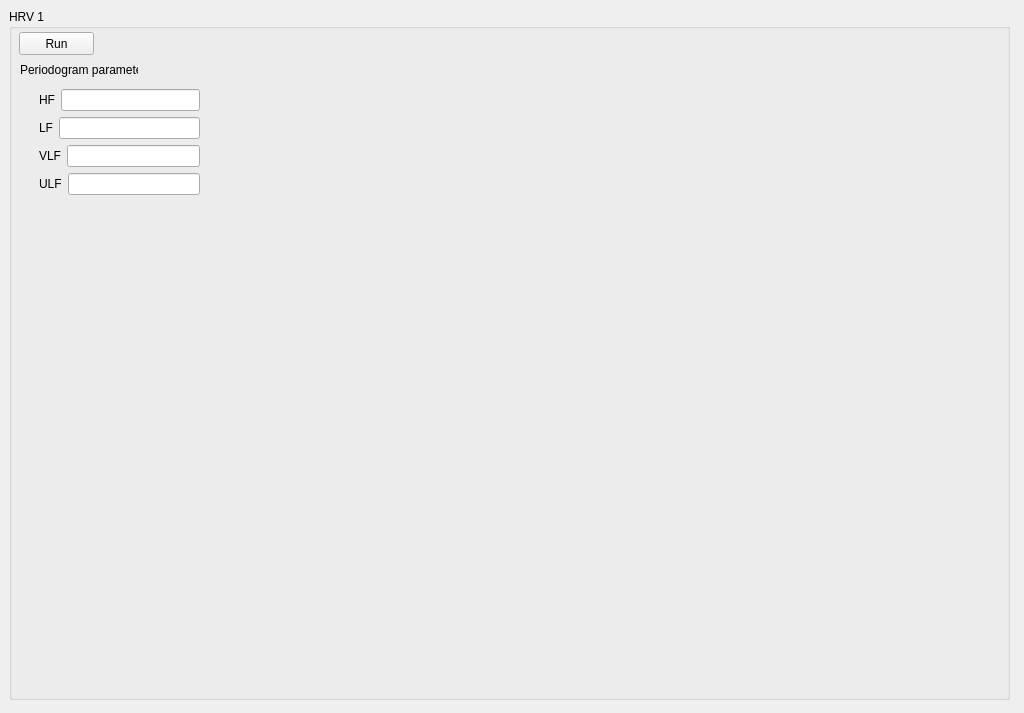
Old version of the form EcgApplicationCore/View/hrv1_gui.ui in the repository KuleszIB/EcgAppCore.
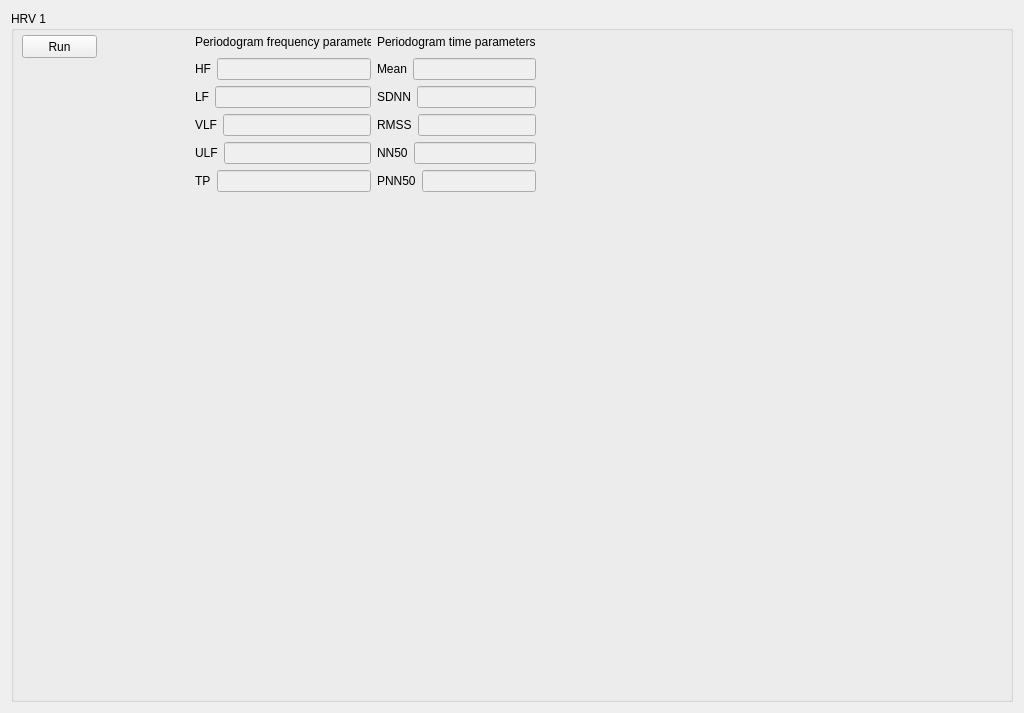
New version of the form.

Diff of the .ui file:
```diff
--- a/EcgApplicationCore/View/hrv1_gui.ui
+++ b/EcgApplicationCore/View/hrv1_gui.ui
@@ -13,23 +13,17 @@
   <property name="windowTitle">
    <string>Form</string>
   </property>
+  <layout class="QGridLayout" name="gridLayout">
+   <item row="0" column="0">
   <widget class="QGroupBox" name="groupBox_HRV1">
-   <property name="geometry">
-    <rect>
-     <x>9</x>
-     <y>9</y>
-     <width>1001</width>
-     <height>691</height>
-    </rect>
-   </property>
    <property name="title">
     <string>HRV 1</string>
    </property>
    <widget class="QPushButton" name="button">
     <property name="geometry">
      <rect>
-      <x>10</x>
-      <y>23</y>
+        <x>11</x>
+        <y>24</y>
       <width>75</width>
       <height>23</height>
      </rect>
@@ -41,23 +35,32 @@
    <widget class="QWidget" name="hrv1Plot" native="true">
     <property name="geometry">
      <rect>
-      <x>10</x>
-      <y>200</y>
-      <width>971</width>
-      <height>301</height>
+        <x>20</x>
+        <y>230</y>
+        <width>691</width>
+        <height>181</height>
      </rect>
     </property>
    </widget>
-   <widget class="QWidget" name="layoutWidget">
+     <widget class="QWidget" name="">
     <property name="geometry">
      <rect>
-      <x>30</x>
-      <y>80</y>
-      <width>161</width>
-      <height>108</height>
-     </rect>
-    </property>
+        <x>184</x>
+        <y>20</y>
+        <width>341</width>
+        <height>161</height>
+       </rect>
+      </property>
+      <layout class="QHBoxLayout" name="horizontalLayout">
+       <item>
     <layout class="QVBoxLayout" name="verticalLayout">
+         <item>
+          <widget class="QLabel" name="label">
+           <property name="text">
+            <string>Periodogram frequency parameters</string>
+           </property>
+          </widget>
+         </item>
      <item>
       <layout class="QHBoxLayout" name="horizontalLayout_2">
        <item>
@@ -68,7 +71,11 @@
         </widget>
        </item>
        <item>
-        <widget class="QLineEdit" name="lineEditHF"/>
+            <widget class="QLineEdit" name="lineEditHF">
+             <property name="enabled">
+              <bool>false</bool>
+             </property>
+            </widget>
        </item>
       </layout>
      </item>
@@ -82,7 +89,11 @@
         </widget>
        </item>
        <item>
-        <widget class="QLineEdit" name="lineEditLF"/>
+            <widget class="QLineEdit" name="lineEditLF">
+             <property name="enabled">
+              <bool>false</bool>
+             </property>
+            </widget>
        </item>
       </layout>
      </item>
@@ -96,7 +107,11 @@
         </widget>
        </item>
        <item>
-        <widget class="QLineEdit" name="lineEditVLF"/>
+            <widget class="QLineEdit" name="lineEditVLF">
+             <property name="enabled">
+              <bool>false</bool>
+             </property>
+            </widget>
        </item>
       </layout>
      </item>
@@ -110,26 +125,166 @@
         </widget>
        </item>
        <item>
-        <widget class="QLineEdit" name="lineEditULF"/>
+            <widget class="QLineEdit" name="lineEditULF">
+             <property name="enabled">
+              <bool>false</bool>
+             </property>
+            </widget>
        </item>
       </layout>
      </item>
-    </layout>
-   </widget>
-   <widget class="QLabel" name="label">
-    <property name="geometry">
-     <rect>
-      <x>11</x>
-      <y>53</y>
-      <width>118</width>
-      <height>16</height>
-     </rect>
-    </property>
+         <item>
+          <layout class="QHBoxLayout" name="horizontalLayout_6">
+           <item>
+            <widget class="QLabel" name="labelTP">
+             <property name="text">
+              <string>TP</string>
+             </property>
+            </widget>
+           </item>
+           <item>
+            <widget class="QLineEdit" name="lineEditTP">
+             <property name="enabled">
+              <bool>false</bool>
+             </property>
+            </widget>
+           </item>
+          </layout>
+         </item>
+        </layout>
+       </item>
+       <item>
+        <spacer name="horizontalSpacer">
+         <property name="orientation">
+          <enum>Qt::Horizontal</enum>
+         </property>
+         <property name="sizeHint" stdset="0">
+          <size>
+           <width>60</width>
+           <height>20</height>
+          </size>
+         </property>
+        </spacer>
+       </item>
+       <item>
+        <spacer name="horizontalSpacer_2">
+         <property name="orientation">
+          <enum>Qt::Horizontal</enum>
+         </property>
+         <property name="sizeHint" stdset="0">
+          <size>
+           <width>40</width>
+           <height>20</height>
+          </size>
+         </property>
+        </spacer>
+       </item>
+       <item>
+        <layout class="QVBoxLayout" name="verticalLayout_2">
+         <item>
+          <widget class="QLabel" name="label_2">
+           <property name="text">
+            <string>Periodogram time parameters</string>
+           </property>
+          </widget>
+         </item>
+         <item>
+          <layout class="QHBoxLayout" name="horizontalLayout_7">
+           <item>
+            <widget class="QLabel" name="labelMean">
+             <property name="text">
+              <string>Mean</string>
+             </property>
+            </widget>
+           </item>
+           <item>
+            <widget class="QLineEdit" name="lineEditMean">
+             <property name="enabled">
+              <bool>false</bool>
+             </property>
+            </widget>
+           </item>
+          </layout>
+         </item>
+         <item>
+          <layout class="QHBoxLayout" name="horizontalLayout_8">
+           <item>
+            <widget class="QLabel" name="labelSDNN">
     <property name="text">
-     <string>Periodogram parameters</string>
-    </property>
-   </widget>
-  </widget>
+              <string>SDNN</string>
+             </property>
+            </widget>
+           </item>
+           <item>
+            <widget class="QLineEdit" name="lineSDNN">
+             <property name="enabled">
+              <bool>false</bool>
+             </property>
+            </widget>
+           </item>
+          </layout>
+         </item>
+         <item>
+          <layout class="QHBoxLayout" name="horizontalLayout_9">
+           <item>
+            <widget class="QLabel" name="labelRMSS">
+             <property name="text">
+              <string>RMSS</string>
+             </property>
+            </widget>
+           </item>
+           <item>
+            <widget class="QLineEdit" name="lineEditRMSS">
+             <property name="enabled">
+              <bool>false</bool>
+             </property>
+            </widget>
+           </item>
+          </layout>
+         </item>
+         <item>
+          <layout class="QHBoxLayout" name="horizontalLayout_10">
+           <item>
+            <widget class="QLabel" name="labelNN50">
+             <property name="text">
+              <string>NN50</string>
+             </property>
+            </widget>
+           </item>
+           <item>
+            <widget class="QLineEdit" name="lineEditNN50">
+             <property name="enabled">
+              <bool>false</bool>
+             </property>
+            </widget>
+           </item>
+          </layout>
+         </item>
+         <item>
+          <layout class="QHBoxLayout" name="horizontalLayout_11">
+           <item>
+            <widget class="QLabel" name="labelPNN50">
+             <property name="text">
+              <string>PNN50</string>
+             </property>
+            </widget>
+           </item>
+           <item>
+            <widget class="QLineEdit" name="lineEditPNN50">
+             <property name="enabled">
+              <bool>false</bool>
+             </property>
+            </widget>
+           </item>
+          </layout>
+         </item>
+        </layout>
+       </item>
+      </layout>
+     </widget>
+    </widget>
+   </item>
+  </layout>
  </widget>
  <resources/>
  <connections/>
```
Lines whose indentation alone changed are shown as unchanged.
